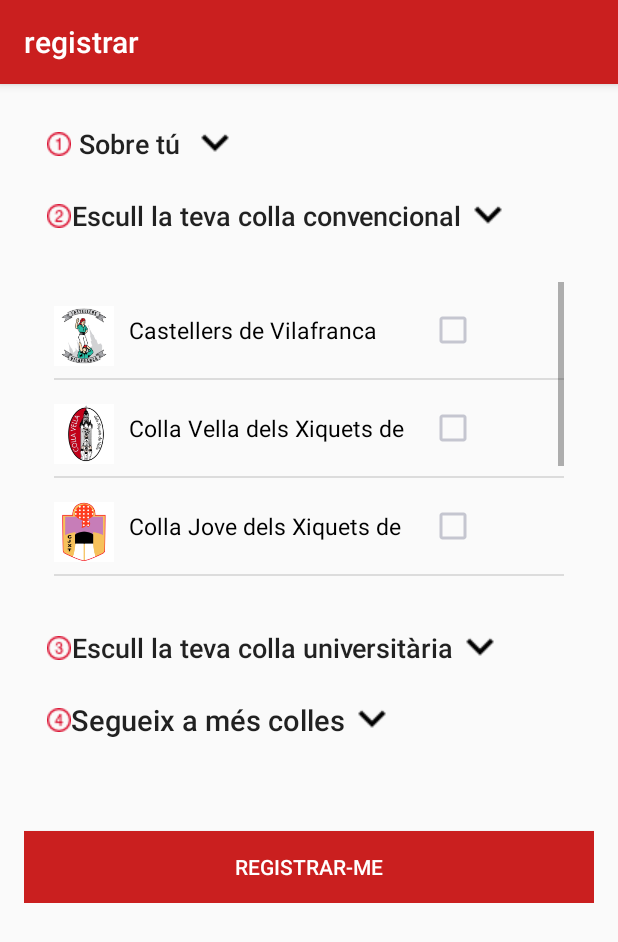
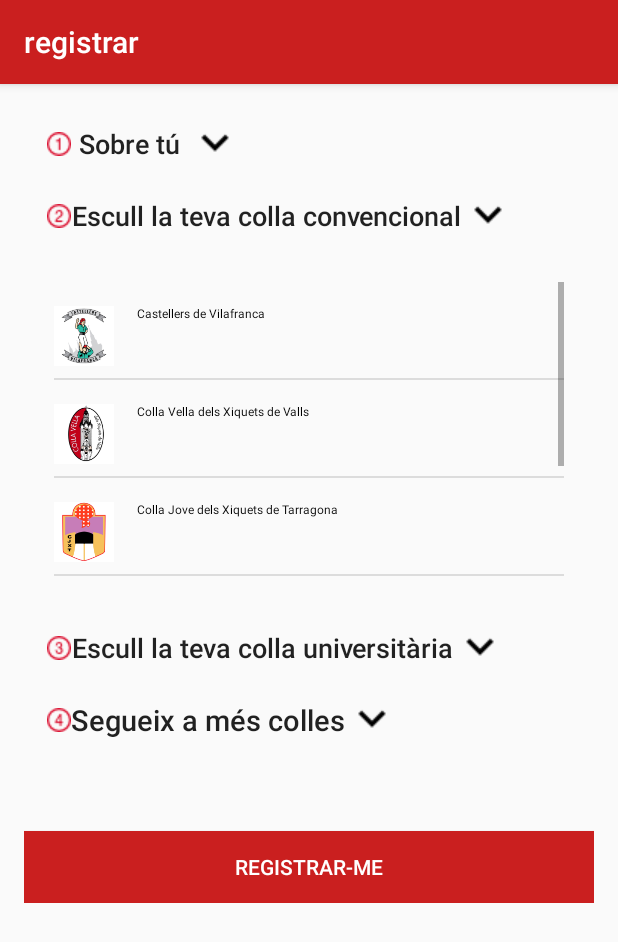
Before and after one commit to carlos2380/Enfaixapp, an Android app: the RegistrarCollaConv screen opened directly, with no data from a screen before it, after a tap on "Escull la teva colla convencional", on a phone screen of 412 x 824 dp. Shown: the top 942 px of the screen. Run offline under Robolectric (Android 15) with nearby library versions, the phone set to English and light mode, and no system bars; 1 other tap on this screen came first.

Commit message:
Push amb error a la classe CheckableLinearLayout

```diff
--- a/front-end/app/src/main/java/com/pes/enfaixapp/AdaptadorColla.java
+++ b/front-end/app/src/main/java/com/pes/enfaixapp/AdaptadorColla.java
@@ -12,7 +12,10 @@ import android.view.ViewGroup;
 import android.widget.ArrayAdapter;
 import android.widget.BaseAdapter;
 import android.widget.CheckBox;
+import android.widget.CompoundButton;
 import android.widget.ImageView;
+import android.widget.RadioButton;
+import android.widget.RadioGroup;
 import android.widget.TextView;
 
 import org.w3c.dom.Text;
@@ -78,11 +81,8 @@ public class AdaptadorColla extends ArrayAdapter {
         nomColla.setText(c.getNom());
         imatgeColla.setImageResource(c.getImage());
         //CheckBox cb = (CheckBox) convertView.findViewById(R.id.checkBox);
-        /*if(c.getChecked() == true)
-            cb.setChecked(true);
-        else
-            cb.setChecked(false);*/
 
         return convertView;
     }
+
 }
--- /dev/null
+++ b/front-end/app/src/main/java/com/pes/enfaixapp/CheckableLinearLayout.java
@@ -0,0 +1,51 @@
+package com.pes.enfaixapp;
+
+import android.content.Context;
+import android.util.AttributeSet;
+import android.view.View;
+import android.widget.Checkable;
+import android.widget.CheckedTextView;
+import android.widget.LinearLayout;
+
+/*
+ * This class is useful for using inside of ListView that needs to have checkable items.
+ */
+public class CheckableLinearLayout extends LinearLayout implements Checkable {
+    private CheckedTextView _checkbox;
+
+    public CheckableLinearLayout(Context context, AttributeSet attrs) {
+        super(context, attrs);
+    }
+
+    @Override
+    protected void onFinishInflate() {
+        super.onFinishInflate();
+        // find checked text view
+        int childCount = getChildCount();
+        for (int i = 0; i < childCount; ++i) {
+            View v = getChildAt(i);
+            if (v instanceof CheckedTextView) {
+                _checkbox = (CheckedTextView)v;
+            }
+        }
+    }
+
+    @Override
+    public boolean isChecked() {
+        return _checkbox != null ? _checkbox.isChecked() : false;
+    }
+
+    @Override
+    public void setChecked(boolean checked) {
+        if (_checkbox != null) {
+            _checkbox.setChecked(checked);
+        }
+    }
+
+    @Override
+    public void toggle() {
+        if (_checkbox != null) {
+            _checkbox.toggle();
+        }
+    }
+}
--- a/front-end/app/src/main/java/com/pes/enfaixapp/RegistrarCollaConv.java
+++ b/front-end/app/src/main/java/com/pes/enfaixapp/RegistrarCollaConv.java
@@ -55,7 +55,7 @@ public class RegistrarCollaConv extends AppCompatActivity {
     final ArrayList<Colla> collesUni = new ArrayList<Colla>();
     final ArrayList<Colla> collesTotes = new ArrayList<Colla>();
 
-    boolean but, but2, but3, but4;
+    boolean but, but2, but3, but4, onlyConv;
 
     Usuari user;
     String psswd, psswdCheck = "buit";
@@ -91,7 +91,7 @@ public class RegistrarCollaConv extends AppCompatActivity {
         lay4 = findViewById(R.id.cuatro);
 
         cb = (CheckBox) findViewById(R.id.checkbox);
-
+        onlyConv = false;
 
 
 
@@ -199,7 +199,6 @@ public class RegistrarCollaConv extends AppCompatActivity {
                     AdaptadorColla adaptadorCollesConv = new AdaptadorColla(getApplicationContext(), collesConv);
                     final ListView lv = (ListView) findViewById(R.id.lv);
                     lv.setAdapter(adaptadorCollesConv);
-
                     lv.setOnItemClickListener(new AdapterView.OnItemClickListener() {
                         @Override
                         public void onItemClick(AdapterView<?> parent, View view, int position, long id) {
@@ -209,6 +208,8 @@ public class RegistrarCollaConv extends AppCompatActivity {
                             CollaConvEscollida = (Colla)lv.getSelectedItem();
                             if (user.getCollaConv() == null)    //només setejem si no en té cap de posada ja
                                 user.setCollaConv(CollaConvEscollida);
+
+
 
                         }
                     });
@@ -248,6 +249,7 @@ public class RegistrarCollaConv extends AppCompatActivity {
                             CollaUniEscollida = (Colla)lvu.getSelectedItem();
                             if (user.getCollaUni() == null) //només setejem si no en té cap ja
                                 user.setCollaUni(CollaUniEscollida);
+
                         }
                     });
                     but3 = true;
--- a/front-end/app/src/main/res/layout/listview_colla.xml
+++ b/front-end/app/src/main/res/layout/listview_colla.xml
@@ -1,9 +1,9 @@
 <?xml version="1.0" encoding="utf-8"?>
 
-<RelativeLayout xmlns:android="http://schemas.android.com/apk/res/android"
-    android:orientation="vertical" android:layout_width="match_parent"
-    android:layout_height="?android:attr/listPreferredItemHeight">
-
+<com.pes.enfaixapp.CheckableLinearLayout xmlns:android="http://schemas.android.com/apk/res/android"
+    android:orientation="horizontal" android:layout_width="match_parent"
+    android:layout_height="?android:attr/listPreferredItemHeight"
+    android:weightSum="1">
 
     <ImageView
         android:id="@+id/listImage"
@@ -13,25 +13,27 @@
         android:layout_alignParentLeft="false"
         />
 
-    <TextView
+    <CheckedTextView
         android:layout_width="200dp"
-        android:layout_height="wrap_content"
+        android:layout_height="15dp"
+        android:layout_alignParentTop="true"
         android:layout_toRightOf="@id/listImage"
-        android:layout_alignParentTop="false"
-        android:layout_alignParentRight="false"
+        android:layout_alignParentRight="true"
         android:layout_centerInParent="true"
-        android:maxLines="1"
-        android:textSize="15dp"
+        android:textSize="8dp"
         android:textColor="#000"
         android:id="@+id/listText"
-        android:layout_marginLeft= "10dp" />
+        android:layout_marginLeft= "15dp"
+        android:layout_marginTop="15dp" />
 
-    <CheckBox
+    <!--<CheckBox
         android:id="@+id/checkBox"
         android:layout_width="20dp"
         android:layout_height="20dp"
         android:layout_toRightOf="@id/listText"
         android:layout_centerVertical="true"
-        android:layout_alignParentEnd="true" />
+        android:layout_alignParentEnd="true"
+        />
+        -->
 
-</RelativeLayout>
+</com.pes.enfaixapp.CheckableLinearLayout>
--- a/front-end/app/src/main/res/layout/registre_escollir_collaconv.xml
+++ b/front-end/app/src/main/res/layout/registre_escollir_collaconv.xml
@@ -170,9 +170,10 @@
         android:layout_marginLeft="15dp"
         >
         <ListView
-            android:layout_width="match_parent"
+            android:layout_width="wrap_content"
             android:layout_height="200dp"
             android:id="@+id/lv"
+            android:choiceMode="multipleChoice"
             >
         </ListView>
 
@@ -205,9 +206,10 @@
         android:layout_marginLeft="15dp"
         >
         <ListView
-            android:layout_width="match_parent"
+            android:layout_width="wrap_content"
             android:layout_height="200dp"
             android:id="@+id/lvUni"
+            android:choiceMode="multipleChoice"
             >
         </ListView>
 
@@ -238,11 +240,13 @@
         android:layout_marginLeft="15dp"
         >
         <ListView
-            android:layout_width="match_parent"
+            android:layout_width="wrap_content"
             android:layout_height="200dp"
             android:id="@+id/lvTotes"
-            >
+            android:choiceMode="multipleChoice">
         </ListView>
+
+
 
     </LinearLayout>
 
```
